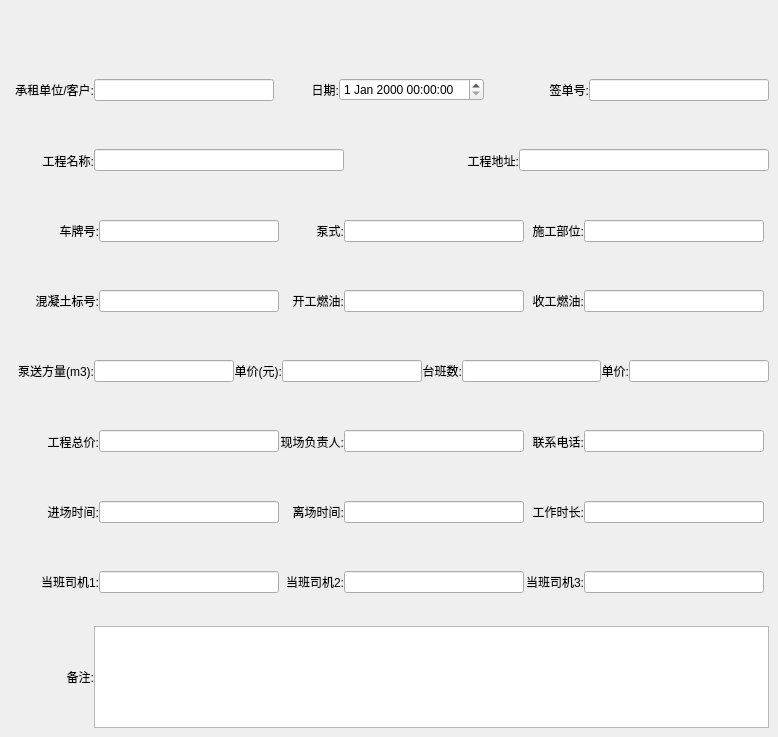
First picture: the form in ui/dialog/rentaldocumenteditdialog.ui, repository longcp/CarRentalManagement, before the edit.
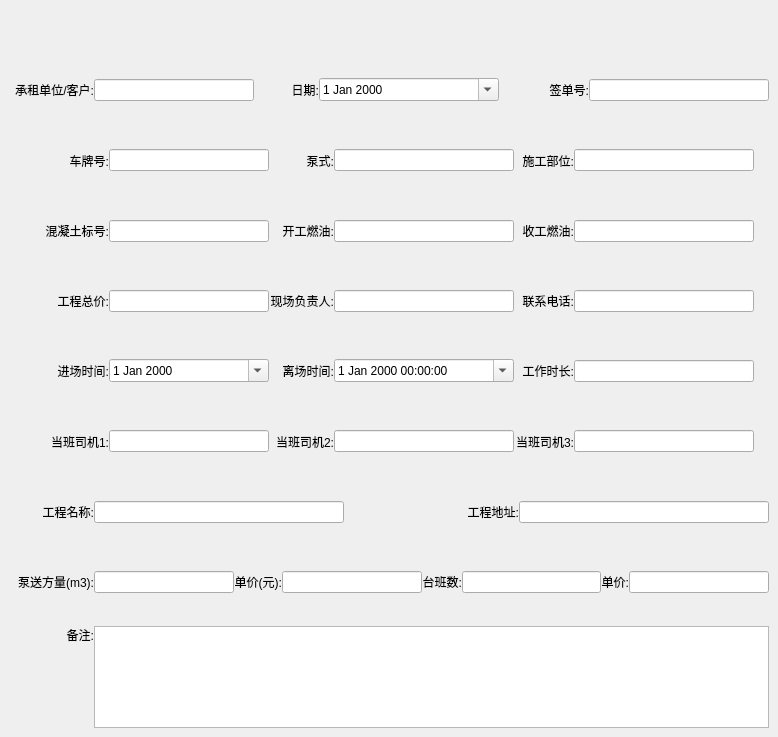
Second picture: the form after the edit.

```diff
--- a/ui/dialog/rentaldocumenteditdialog.ui
+++ b/ui/dialog/rentaldocumenteditdialog.ui
@@ -126,7 +126,7 @@
           </property>
           <property name="maximumSize">
            <size>
-            <width>180</width>
+            <width>160</width>
             <height>16777215</height>
            </size>
           </property>
@@ -155,7 +155,23 @@
          </widget>
         </item>
         <item>
-         <widget class="QDateTimeEdit" name="dateTimeEdit"/>
+         <widget class="QDateEdit" name="dateEdit">
+          <property name="minimumSize">
+           <size>
+            <width>180</width>
+            <height>0</height>
+           </size>
+          </property>
+          <property name="maximumSize">
+           <size>
+            <width>180</width>
+            <height>16777215</height>
+           </size>
+          </property>
+          <property name="calendarPopup">
+           <bool>true</bool>
+          </property>
+         </widget>
         </item>
         <item>
          <widget class="QLabel" name="label_3">
@@ -188,107 +204,6 @@
      </layout>
     </widget>
    </item>
-   <item>
-    <widget class="QWidget" name="widget_2" native="true">
-     <layout class="QHBoxLayout" name="horizontalLayout_3">
-      <property name="spacing">
-       <number>0</number>
-      </property>
-      <property name="leftMargin">
-       <number>0</number>
-      </property>
-      <property name="topMargin">
-       <number>0</number>
-      </property>
-      <property name="rightMargin">
-       <number>0</number>
-      </property>
-      <property name="bottomMargin">
-       <number>0</number>
-      </property>
-      <item>
-       <layout class="QHBoxLayout" name="horizontalLayout_4">
-        <property name="leftMargin">
-         <number>9</number>
-        </property>
-        <property name="topMargin">
-         <number>9</number>
-        </property>
-        <property name="rightMargin">
-         <number>9</number>
-        </property>
-        <property name="bottomMargin">
-         <number>9</number>
-        </property>
-        <item>
-         <widget class="QLabel" name="label_4">
-          <property name="minimumSize">
-           <size>
-            <width>85</width>
-            <height>0</height>
-           </size>
-          </property>
-          <property name="maximumSize">
-           <size>
-            <width>85</width>
-            <height>16777215</height>
-           </size>
-          </property>
-          <property name="text">
-           <string>工程名称:</string>
-          </property>
-          <property name="alignment">
-           <set>Qt::AlignRight|Qt::AlignTrailing|Qt::AlignVCenter</set>
-          </property>
-         </widget>
-        </item>
-        <item>
-         <widget class="QLineEdit" name="lineEdit_4">
-          <property name="minimumSize">
-           <size>
-            <width>250</width>
-            <height>0</height>
-           </size>
-          </property>
-          <property name="maximumSize">
-           <size>
-            <width>250</width>
-            <height>16777215</height>
-           </size>
-          </property>
-         </widget>
-        </item>
-        <item>
-         <widget class="QLabel" name="label_6">
-          <property name="text">
-           <string>工程地址:</string>
-          </property>
-          <property name="alignment">
-           <set>Qt::AlignRight|Qt::AlignTrailing|Qt::AlignVCenter</set>
-          </property>
-         </widget>
-        </item>
-        <item>
-         <widget class="QLineEdit" name="lineEdit_6">
-          <property name="minimumSize">
-           <size>
-            <width>250</width>
-            <height>0</height>
-           </size>
-          </property>
-          <property name="maximumSize">
-           <size>
-            <width>250</width>
-            <height>16777215</height>
-           </size>
-          </property>
-         </widget>
-        </item>
-       </layout>
-      </item>
-     </layout>
-    </widget>
-   </item>
    <item>
     <widget class="QWidget" name="widget_3" native="true">
      <layout class="QHBoxLayout" name="horizontalLayout_5">
@@ -353,7 +268,7 @@
           </property>
           <property name="maximumSize">
            <size>
-            <width>180</width>
+            <width>160</width>
             <height>16777215</height>
            </size>
           </property>
@@ -504,7 +419,7 @@
           </property>
           <property name="maximumSize">
            <size>
-            <width>180</width>
+            <width>160</width>
             <height>16777215</height>
            </size>
           </property>
@@ -591,107 +506,6 @@
      </layout>
     </widget>
    </item>
-   <item>
-    <widget class="QWidget" name="widget_6" native="true">
-     <layout class="QHBoxLayout" name="horizontalLayout_11">
-      <property name="spacing">
-       <number>0</number>
-      </property>
-      <property name="leftMargin">
-       <number>0</number>
-      </property>
-      <property name="topMargin">
-       <number>0</number>
-      </property>
-      <property name="rightMargin">
-       <number>0</number>
-      </property>
-      <property name="bottomMargin">
-       <number>0</number>
-      </property>
-      <item>
-       <layout class="QHBoxLayout" name="horizontalLayout_12">
-        <property name="leftMargin">
-         <number>9</number>
-        </property>
-        <property name="topMargin">
-         <number>9</number>
-        </property>
-        <property name="rightMargin">
-         <number>9</number>
-        </property>
-        <property name="bottomMargin">
-         <number>9</number>
-        </property>
-        <item>
-         <widget class="QLabel" name="label_16">
-          <property name="minimumSize">
-           <size>
-            <width>85</width>
-            <height>0</height>
-           </size>
-          </property>
-          <property name="maximumSize">
-           <size>
-            <width>85</width>
-            <height>16777215</height>
-           </size>
-          </property>
-          <property name="text">
-           <string>泵送方量(m3):</string>
-          </property>
-          <property name="alignment">
-           <set>Qt::AlignRight|Qt::AlignTrailing|Qt::AlignVCenter</set>
-          </property>
-         </widget>
-        </item>
-        <item>
-         <widget class="QLineEdit" name="lineEdit_16"/>
-        </item>
-        <item>
-         <widget class="QLabel" name="label_17">
-          <property name="text">
-           <string>单价(元):</string>
-          </property>
-          <property name="alignment">
-           <set>Qt::AlignRight|Qt::AlignTrailing|Qt::AlignVCenter</set>
-          </property>
-         </widget>
-        </item>
-        <item>
-         <widget class="QLineEdit" name="lineEdit_17"/>
-        </item>
-        <item>
-         <widget class="QLabel" name="label_18">
-          <property name="text">
-           <string>台班数:</string>
-          </property>
-          <property name="alignment">
-           <set>Qt::AlignRight|Qt::AlignTrailing|Qt::AlignVCenter</set>
-          </property>
-         </widget>
-        </item>
-        <item>
-         <widget class="QLineEdit" name="lineEdit_18"/>
-        </item>
-        <item>
-         <widget class="QLabel" name="label_5">
-          <property name="text">
-           <string>单价:</string>
-          </property>
-          <property name="alignment">
-           <set>Qt::AlignRight|Qt::AlignTrailing|Qt::AlignVCenter</set>
-          </property>
-         </widget>
-        </item>
-        <item>
-         <widget class="QLineEdit" name="lineEdit_2"/>
-        </item>
-       </layout>
-      </item>
-     </layout>
-    </widget>
-   </item>
    <item>
     <widget class="QWidget" name="widget_7" native="true">
      <layout class="QHBoxLayout" name="horizontalLayout_13">
@@ -756,7 +570,7 @@
           </property>
           <property name="maximumSize">
            <size>
-            <width>180</width>
+            <width>160</width>
             <height>16777215</height>
            </size>
           </property>
@@ -898,7 +712,7 @@
          </widget>
         </item>
         <item>
-         <widget class="QLineEdit" name="lineEdit_13">
+         <widget class="QDateEdit" name="dateEdit_2">
           <property name="minimumSize">
            <size>
             <width>160</width>
@@ -907,10 +721,13 @@
           </property>
           <property name="maximumSize">
            <size>
-            <width>180</width>
+            <width>160</width>
             <height>16777215</height>
            </size>
           </property>
+          <property name="calendarPopup">
+           <bool>true</bool>
+          </property>
          </widget>
         </item>
         <item>
@@ -936,7 +753,7 @@
          </widget>
         </item>
         <item>
-         <widget class="QLineEdit" name="lineEdit_14">
+         <widget class="QDateTimeEdit" name="dateTimeEdit">
           <property name="minimumSize">
            <size>
             <width>180</width>
@@ -949,6 +766,9 @@
             <height>16777215</height>
            </size>
           </property>
+          <property name="calendarPopup">
+           <bool>true</bool>
+          </property>
          </widget>
         </item>
         <item>
@@ -1058,7 +878,7 @@
           </property>
           <property name="maximumSize">
            <size>
-            <width>180</width>
+            <width>160</width>
             <height>16777215</height>
            </size>
           </property>
@@ -1145,6 +965,208 @@
      </layout>
     </widget>
    </item>
+   <item>
+    <widget class="QWidget" name="widget_2" native="true">
+     <layout class="QHBoxLayout" name="horizontalLayout_3">
+      <property name="spacing">
+       <number>0</number>
+      </property>
+      <property name="leftMargin">
+       <number>0</number>
+      </property>
+      <property name="topMargin">
+       <number>0</number>
+      </property>
+      <property name="rightMargin">
+       <number>0</number>
+      </property>
+      <property name="bottomMargin">
+       <number>0</number>
+      </property>
+      <item>
+       <layout class="QHBoxLayout" name="horizontalLayout_4">
+        <property name="leftMargin">
+         <number>9</number>
+        </property>
+        <property name="topMargin">
+         <number>9</number>
+        </property>
+        <property name="rightMargin">
+         <number>9</number>
+        </property>
+        <property name="bottomMargin">
+         <number>9</number>
+        </property>
+        <item>
+         <widget class="QLabel" name="label_4">
+          <property name="minimumSize">
+           <size>
+            <width>85</width>
+            <height>0</height>
+           </size>
+          </property>
+          <property name="maximumSize">
+           <size>
+            <width>85</width>
+            <height>16777215</height>
+           </size>
+          </property>
+          <property name="text">
+           <string>工程名称:</string>
+          </property>
+          <property name="alignment">
+           <set>Qt::AlignRight|Qt::AlignTrailing|Qt::AlignVCenter</set>
+          </property>
+         </widget>
+        </item>
+        <item>
+         <widget class="QLineEdit" name="lineEdit_4">
+          <property name="minimumSize">
+           <size>
+            <width>250</width>
+            <height>0</height>
+           </size>
+          </property>
+          <property name="maximumSize">
+           <size>
+            <width>250</width>
+            <height>16777215</height>
+           </size>
+          </property>
+         </widget>
+        </item>
+        <item>
+         <widget class="QLabel" name="label_6">
+          <property name="text">
+           <string>工程地址:</string>
+          </property>
+          <property name="alignment">
+           <set>Qt::AlignRight|Qt::AlignTrailing|Qt::AlignVCenter</set>
+          </property>
+         </widget>
+        </item>
+        <item>
+         <widget class="QLineEdit" name="lineEdit_6">
+          <property name="minimumSize">
+           <size>
+            <width>250</width>
+            <height>0</height>
+           </size>
+          </property>
+          <property name="maximumSize">
+           <size>
+            <width>250</width>
+            <height>16777215</height>
+           </size>
+          </property>
+         </widget>
+        </item>
+       </layout>
+      </item>
+     </layout>
+    </widget>
+   </item>
+   <item>
+    <widget class="QWidget" name="widget_6" native="true">
+     <layout class="QHBoxLayout" name="horizontalLayout_11">
+      <property name="spacing">
+       <number>0</number>
+      </property>
+      <property name="leftMargin">
+       <number>0</number>
+      </property>
+      <property name="topMargin">
+       <number>0</number>
+      </property>
+      <property name="rightMargin">
+       <number>0</number>
+      </property>
+      <property name="bottomMargin">
+       <number>0</number>
+      </property>
+      <item>
+       <layout class="QHBoxLayout" name="horizontalLayout_12">
+        <property name="leftMargin">
+         <number>9</number>
+        </property>
+        <property name="topMargin">
+         <number>9</number>
+        </property>
+        <property name="rightMargin">
+         <number>9</number>
+        </property>
+        <property name="bottomMargin">
+         <number>9</number>
+        </property>
+        <item>
+         <widget class="QLabel" name="label_16">
+          <property name="minimumSize">
+           <size>
+            <width>85</width>
+            <height>0</height>
+           </size>
+          </property>
+          <property name="maximumSize">
+           <size>
+            <width>85</width>
+            <height>16777215</height>
+           </size>
+          </property>
+          <property name="text">
+           <string>泵送方量(m3):</string>
+          </property>
+          <property name="alignment">
+           <set>Qt::AlignRight|Qt::AlignTrailing|Qt::AlignVCenter</set>
+          </property>
+         </widget>
+        </item>
+        <item>
+         <widget class="QLineEdit" name="lineEdit_16"/>
+        </item>
+        <item>
+         <widget class="QLabel" name="label_17">
+          <property name="text">
+           <string>单价(元):</string>
+          </property>
+          <property name="alignment">
+           <set>Qt::AlignRight|Qt::AlignTrailing|Qt::AlignVCenter</set>
+          </property>
+         </widget>
+        </item>
+        <item>
+         <widget class="QLineEdit" name="lineEdit_17"/>
+        </item>
+        <item>
+         <widget class="QLabel" name="label_18">
+          <property name="text">
+           <string>台班数:</string>
+          </property>
+          <property name="alignment">
+           <set>Qt::AlignRight|Qt::AlignTrailing|Qt::AlignVCenter</set>
+          </property>
+         </widget>
+        </item>
+        <item>
+         <widget class="QLineEdit" name="lineEdit_18"/>
+        </item>
+        <item>
+         <widget class="QLabel" name="label_5">
+          <property name="text">
+           <string>单价:</string>
+          </property>
+          <property name="alignment">
+           <set>Qt::AlignRight|Qt::AlignTrailing|Qt::AlignVCenter</set>
+          </property>
+         </widget>
+        </item>
+        <item>
+         <widget class="QLineEdit" name="lineEdit_2"/>
+        </item>
+       </layout>
+      </item>
+     </layout>
+    </widget>
+   </item>
    <item>
     <widget class="QWidget" name="widget_9" native="true">
      <property name="maximumSize">
@@ -1201,7 +1223,7 @@
            <string>备注:</string>
           </property>
           <property name="alignment">
-           <set>Qt::AlignRight|Qt::AlignTrailing|Qt::AlignVCenter</set>
+           <set>Qt::AlignRight|Qt::AlignTop|Qt::AlignTrailing</set>
           </property>
          </widget>
         </item>
```
